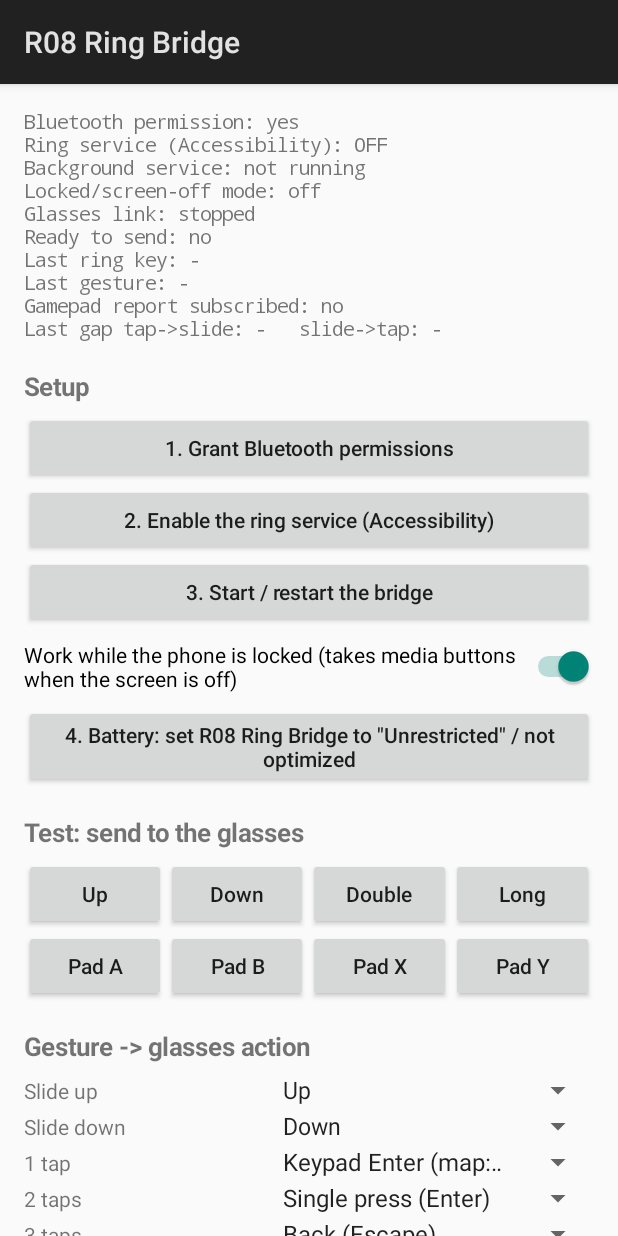
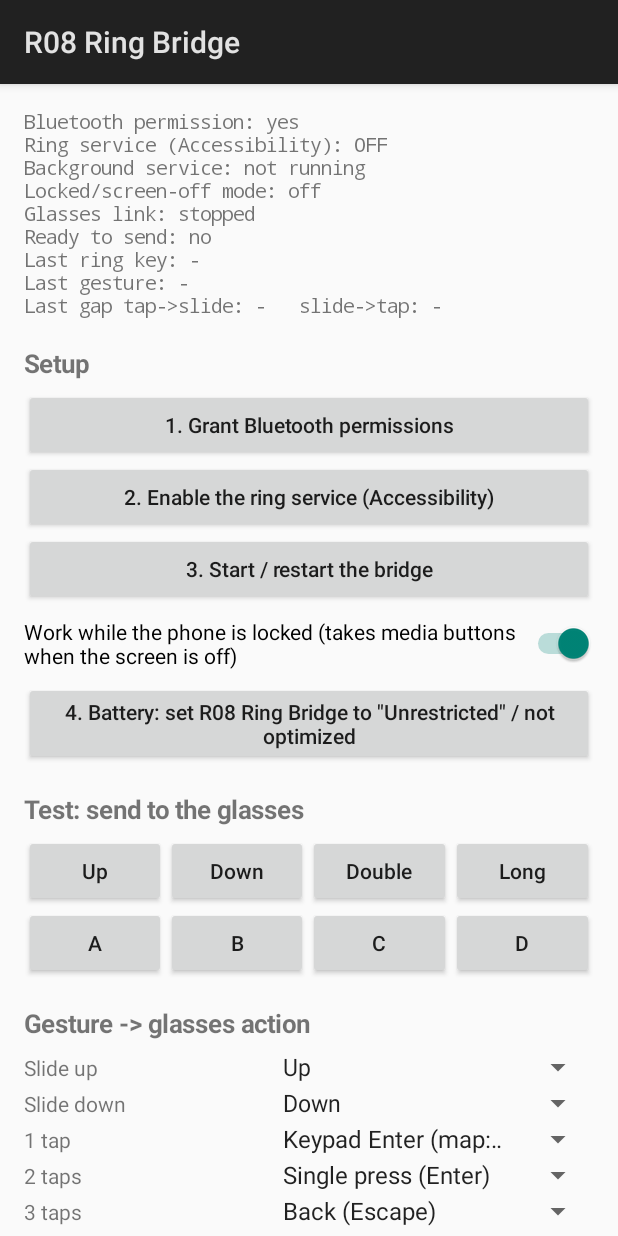
Before and after one commit to HelpGuedes/R08RingBridge, an Android app: the screen it shows after launch (MainActivity), after a tap on "Up", on a phone screen of 412 x 824 dp. Run offline under Robolectric (Android 15) with nearby library versions, the phone set to English and light mode, and no system bars.

Commit message:
Back to the single keyboard report + Button A-H

```diff
--- a/app/src/main/java/com/r08/ringbridge/Action.java
+++ b/app/src/main/java/com/r08/ringbridge/Action.java
@@ -3,10 +3,9 @@ package com.r08.ringbridge;
 /**
  * What the bridge sends to the glasses: one button in one of the bridge's two HID reports.
  *
- * Report 1 (keyboard): bits 0-5 use keys the glasses map by default (arrows, Enter = single
- * press, Esc = back). Bits 6 (Keypad Enter) and 7 (Space) are meant to be mapped in the
- * MemoMind app (e.g. to double press / long press).
- * Report 2 (gamepad): buttons 1-12, which the glasses see as gamepad buttons (BTN_A ...).
+ * One keyboard report. Bits 0-5 use keys the glasses map by default (arrows, Enter = single
+ * press, Esc = back). Bit 6 (Keypad Enter), bit 7 (Space) and bits 8-15 (Button A-H = keys
+ * A-H) have no default meaning: map them in the MemoMind app to the actions you want.
  */
 enum Action {
     NONE("Nothing", 0, -1, false),
@@ -19,18 +18,14 @@ enum Action {
     DOUBLE("Keypad Enter (map: double press)", 1, 6, false),
     LONG_PRESS("Space, held (map: long press)", 1, 7, true),
     LONG_DOUBLE("Keypad Enter, held", 1, 6, true),
-    PAD_A("Gamepad A (button 1)", 2, 0, false),
-    PAD_B("Gamepad B (button 2)", 2, 1, false),
-    PAD_X("Gamepad X (button 3)", 2, 2, false),
-    PAD_Y("Gamepad Y (button 4)", 2, 3, false),
-    PAD_L1("Gamepad L1 (button 5)", 2, 4, false),
-    PAD_R1("Gamepad R1 (button 6)", 2, 5, false),
-    PAD_L2("Gamepad L2 (button 7)", 2, 6, false),
-    PAD_R2("Gamepad R2 (button 8)", 2, 7, false),
-    PAD_SELECT("Gamepad Select (button 9)", 2, 8, false),
-    PAD_START("Gamepad Start (button 10)", 2, 9, false),
-    PAD_THUMBL("Gamepad L3 (button 11)", 2, 10, false),
-    PAD_THUMBR("Gamepad R3 (button 12)", 2, 11, false);
+    BTN_A("Button A", 1, 8, false),
+    BTN_B("Button B", 1, 9, false),
+    BTN_C("Button C", 1, 10, false),
+    BTN_D("Button D", 1, 11, false),
+    BTN_E("Button E", 1, 12, false),
+    BTN_F("Button F", 1, 13, false),
+    BTN_G("Button G", 1, 14, false),
+    BTN_H("Button H", 1, 15, false);
 
     final String label;
     final int report;
--- a/app/src/main/java/com/r08/ringbridge/HidPeripheral.java
+++ b/app/src/main/java/com/r08/ringbridge/HidPeripheral.java
@@ -32,13 +32,13 @@ import java.util.Set;
 import java.util.UUID;
 
 /**
- * The phone as a BLE HID device (HOGP) for the MemoMind glasses, with two input reports:
+ * The phone as a BLE HID keyboard (HOGP device) for the MemoMind glasses.
  *
- * Report 1, keyboard, 1 byte, 8 one-bit keys:
- *   bit0 Up 0x52, bit1 Down 0x51, bit2 Left 0x50, bit3 Right 0x4F,
- *   bit4 Enter 0x28, bit5 Escape 0x29, bit6 Keypad Enter 0x58, bit7 Space 0x2C
- * Report 2, gamepad, 2 bytes: buttons 1-12 (bits 0-11) + 4 padding bits.
- * One-bit variable fields keep it inside the glasses' parser limits (16 usages per field).
+ * One input report (ID 1), 2 bytes, 16 one-bit keys:
+ *   byte 0: bit0 Up 0x52, bit1 Down 0x51, bit2 Left 0x50, bit3 Right 0x4F,
+ *           bit4 Enter 0x28, bit5 Escape 0x29, bit6 Keypad Enter 0x58, bit7 Space 0x2C
+ *   byte 1: bits 8-15 = keys A-H (0x04-0x0B), "Button A-H", no default meaning on the glasses
+ * Two 8-usage fields keep it inside the glasses' parser limits (16 usages per field).
  */
 final class HidPeripheral {
     private static final String TAG = "RingBridgeHid";
@@ -62,7 +62,6 @@ final class HidPeripheral {
     static final UUID BATTERY_LEVEL = uuid16(0x2A19);
 
     static final byte KEYBOARD_REPORT_ID = 1;
-    static final byte GAMEPAD_REPORT_ID = 2;
     static final byte[] REPORT_MAP_BYTES = {
             0x05, 0x01,             // Usage Page (Generic Desktop)
             0x09, 0x06,             // Usage (Keyboard)
@@ -82,23 +81,10 @@ final class HidPeripheral {
             0x75, 0x01,             //   Report Size (1)
             (byte) 0x95, 0x08,      //   Report Count (8)
             (byte) 0x81, 0x02,      //   Input (Data, Variable, Absolute)
-            (byte) 0xC0,            // End Collection
-
-            0x05, 0x01,             // Usage Page (Generic Desktop)
-            0x09, 0x05,             // Usage (Gamepad)
-            (byte) 0xA1, 0x01,      // Collection (Application)
-            (byte) 0x85, GAMEPAD_REPORT_ID, // Report ID (2)
-            0x05, 0x09,             //   Usage Page (Button)
-            0x19, 0x01,             //   Usage Minimum (Button 1)
-            0x29, 0x0C,             //   Usage Maximum (Button 12)
-            0x15, 0x00,             //   Logical Minimum (0)
-            0x25, 0x01,             //   Logical Maximum (1)
-            0x75, 0x01,             //   Report Size (1)
-            (byte) 0x95, 0x0C,      //   Report Count (12)
+            0x19, 0x04,             //   Usage Minimum (A)       bit8
+            0x29, 0x0B,             //   Usage Maximum (H)       bit15
+            (byte) 0x95, 0x08,      //   Report Count (8)
             (byte) 0x81, 0x02,      //   Input (Data, Variable, Absolute)
-            0x75, 0x01,             //   Report Size (1)
-            (byte) 0x95, 0x04,      //   Report Count (4)
-            (byte) 0x81, 0x03,      //   Input (Constant) padding
             (byte) 0xC0             // End Collection
     };
 
@@ -117,12 +103,10 @@ final class HidPeripheral {
     private BluetoothGattServer server;
     private BluetoothLeAdvertiser advertiser;
     private BluetoothGattCharacteristic keyboardReport;
-    private BluetoothGattCharacteristic gamepadReport;
     private final Map<BluetoothGattCharacteristic, byte[]> values = new IdentityHashMap<>();
     private final ArrayDeque<BluetoothGattService> pendingServices = new ArrayDeque<>();
     private final Set<BluetoothDevice> connected = new HashSet<>();
-    private final Set<BluetoothDevice> subscribed = new HashSet<>();        // keyboard report
-    private final Set<BluetoothDevice> subscribedPad = new HashSet<>();     // gamepad report
+    private final Set<BluetoothDevice> subscribed = new HashSet<>();
     private boolean advertising;
     private boolean nameInScanResponse;
     private long busyUntil;
@@ -174,7 +158,6 @@ final class HidPeripheral {
         server = null;
         connected.clear();
         subscribed.clear();
-        subscribedPad.clear();
         setState("stopped");
     }
 
@@ -184,39 +167,36 @@ final class HidPeripheral {
 
     // ------------------------------------------------------------------ sending keys
 
-    /** Press one button of report 1 (keyboard) or 2 (gamepad) for holdMs, then release. Presses never overlap. */
-    void sendKey(final int report, final int bit, final int holdMs) {
-        final boolean pad = report == GAMEPAD_REPORT_ID;
-        if (bit < 0 || bit > (pad ? 11 : 7)) return;
+    /** Press one key (bit 0-15) for holdMs, then release. Presses never overlap. */
+    void sendKey(final int bit, final int holdMs) {
+        if (bit < 0 || bit > 15) return;
         long now = SystemClock.uptimeMillis();
         long pressAt = Math.max(now, busyUntil);
         long releaseAt = pressAt + Math.max(30, holdMs);
         busyUntil = releaseAt + 60;
         handler.postAtTime(new Runnable() {
             @Override public void run() {
-                if (pad) notifyReport(true, new byte[]{(byte) ((1 << bit) & 0xFF), (byte) ((1 << bit) >> 8)});
-                else notifyReport(false, new byte[]{(byte) (1 << bit)});
+                int v = 1 << bit;
+                notifyReport(new byte[]{(byte) (v & 0xFF), (byte) ((v >> 8) & 0xFF)});
             }
         }, pressAt);
         handler.postAtTime(new Runnable() {
-            @Override public void run() { notifyReport(pad, pad ? new byte[]{0, 0} : new byte[]{0}); }
+            @Override public void run() { notifyReport(new byte[]{0, 0}); }
         }, releaseAt);
     }
 
     @SuppressWarnings("deprecation")
-    private void notifyReport(boolean pad, byte[] value) {
-        BluetoothGattCharacteristic ch = pad ? gamepadReport : keyboardReport;
+    private void notifyReport(byte[] value) {
+        BluetoothGattCharacteristic ch = keyboardReport;
         if (server == null || ch == null) {
             if (listener != null) listener.onHidLog("NOT sent: HID server not running");
             return;
         }
         values.put(ch, value);
-        Set<BluetoothDevice> targets = new HashSet<>(pad ? subscribedPad : subscribed);
-        boolean press = false;
-        for (byte b : value) press |= b != 0;
+        Set<BluetoothDevice> targets = new HashSet<>(subscribed);
+        boolean press = value[0] != 0 || value[1] != 0;
         if (listener != null && press) {
-            listener.onHidLog(targets.isEmpty() ? "NOT sent: glasses not subscribed"
-                    : "sent " + (pad ? "gamepad" : "key") + " to glasses");
+            listener.onHidLog(targets.isEmpty() ? "NOT sent: glasses not subscribed" : "sent key to glasses");
         }
         for (BluetoothDevice d : targets) {
             try {
@@ -230,10 +210,6 @@ final class HidPeripheral {
                 setState("Missing Bluetooth permission");
             }
         }
-    }
-
-    boolean isGamepadReady() {
-        return !subscribedPad.isEmpty();
     }
 
     // ------------------------------------------------------------------ GATT database
@@ -258,10 +234,8 @@ final class HidPeripheral {
                 BluetoothGattCharacteristic.PERMISSION_READ_ENCRYPTED | BluetoothGattCharacteristic.PERMISSION_WRITE_ENCRYPTED,
                 new byte[]{0x01})); // report protocol
 
-        keyboardReport = inputReportCharacteristic(new byte[]{0});
-        gamepadReport = inputReportCharacteristic(new byte[]{0, 0});
+        keyboardReport = inputReportCharacteristic(new byte[]{0, 0});
         s.addCharacteristic(keyboardReport);
-        s.addCharacteristic(gamepadReport);
         return s;
     }
 
@@ -274,10 +248,6 @@ final class HidPeripheral {
         c.addDescriptor(new BluetoothGattDescriptor(REPORT_REFERENCE,
                 BluetoothGattDescriptor.PERMISSION_READ_ENCRYPTED));
         return c;
-    }
-
-    private boolean isGamepad(BluetoothGattDescriptor d) {
-        return d.getCharacteristic() == gamepadReport;
     }
 
     private BluetoothGattService buildDeviceInfoService() {
@@ -380,21 +350,21 @@ final class HidPeripheral {
         }
 
         @Override
-        public void onConnectionStateChange(final BluetoothDevice device, int status, final int newState) {
+        public void onConnectionStateChange(final BluetoothDevice device, final int status, final int newState) {
+            if (listener != null) {
+                listener.onHidLog("link " + (newState == BluetoothProfile.STATE_CONNECTED ? "UP" : "DOWN")
+                        + " " + device.getAddress() + " (status " + status + ")");
+            }
             handler.post(new Runnable() {
                 @Override public void run() {
                     if (newState == BluetoothProfile.STATE_CONNECTED) {
                         connected.add(device);
-                        if (wasSubscribed(device)) { // bonded hosts may skip the CCCD writes
-                            subscribed.add(device);
-                            subscribedPad.add(device);
-                        }
+                        if (wasSubscribed(device)) subscribed.add(device); // bonded hosts may skip the CCCD write
                         stopAdvertising();
                         setState("connected: " + describe(device));
                     } else if (newState == BluetoothProfile.STATE_DISCONNECTED) {
                         connected.remove(device);
                         subscribed.remove(device);
-                        subscribedPad.remove(device);
                         setState("disconnected, advertising again");
                         if (connected.isEmpty()) startAdvertising();
                     }
@@ -414,10 +384,9 @@ final class HidPeripheral {
                                             BluetoothGattDescriptor descriptor) {
             byte[] v;
             if (CCCD.equals(descriptor.getUuid())) {
-                Set<BluetoothDevice> set = isGamepad(descriptor) ? subscribedPad : subscribed;
-                v = set.contains(device) ? new byte[]{1, 0} : new byte[]{0, 0};
+                v = subscribed.contains(device) ? new byte[]{1, 0} : new byte[]{0, 0};
             } else if (REPORT_REFERENCE.equals(descriptor.getUuid())) {
-                v = new byte[]{isGamepad(descriptor) ? GAMEPAD_REPORT_ID : KEYBOARD_REPORT_ID, 0x01}; // input report
+                v = new byte[]{KEYBOARD_REPORT_ID, 0x01}; // input report
             } else {
                 v = new byte[0];
             }
@@ -430,18 +399,12 @@ final class HidPeripheral {
                                              boolean responseNeeded, int offset, final byte[] value) {
             if (CCCD.equals(descriptor.getUuid())) {
                 final boolean on = value != null && value.length > 0 && (value[0] & 0x01) != 0;
-                final boolean pad = isGamepad(descriptor);
                 handler.post(new Runnable() {
                     @Override public void run() {
-                        Set<BluetoothDevice> set = pad ? subscribedPad : subscribed;
-                        if (on) set.add(device); else set.remove(device);
-                        if (!pad) rememberSubscription(device, on);
-                        if (!pad) {
-                            setState(on ? "READY: glasses subscribed (" + describe(device) + ")"
-                                    : "glasses unsubscribed");
-                        } else {
-                            setState(state); // refresh UI (gamepad subscription changed)
-                        }
+                        if (on) subscribed.add(device); else subscribed.remove(device);
+                        rememberSubscription(device, on);
+                        setState(on ? "READY: glasses subscribed (" + describe(device) + ")"
+                                : "glasses unsubscribed");
                     }
                 });
             }
--- a/app/src/main/java/com/r08/ringbridge/MainActivity.java
+++ b/app/src/main/java/com/r08/ringbridge/MainActivity.java
@@ -96,10 +96,10 @@ public class MainActivity extends Activity {
         LinearLayout padRow = new LinearLayout(this);
         padRow.setOrientation(LinearLayout.HORIZONTAL);
         root.addView(padRow);
-        testButton(padRow, "Pad A", Action.PAD_A);
-        testButton(padRow, "Pad B", Action.PAD_B);
-        testButton(padRow, "Pad X", Action.PAD_X);
-        testButton(padRow, "Pad Y", Action.PAD_Y);
+        testButton(padRow, "A", Action.BTN_A);
+        testButton(padRow, "B", Action.BTN_B);
+        testButton(padRow, "C", Action.BTN_C);
+        testButton(padRow, "D", Action.BTN_D);
 
         header("Gesture -> glasses action");
         for (int i = 0; i < GestureRecognizer.GESTURES.length; i++) {
@@ -157,7 +157,7 @@ public class MainActivity extends Activity {
                 + "\nReady to send: " + (core.hid.isReady() ? "yes" : "no")
                 + "\nLast ring key: " + core.lastKey
                 + "\nLast gesture: " + core.lastGesture
-                + "\nGamepad report subscribed: " + (core.hid.isGamepadReady() ? "yes" : "no")
+
                 + "\nLast gap tap->slide: " + gap(core.lastTapToSlideMs())
                 + "   slide->tap: " + gap(core.lastSlideToTapMs()));
         if (eventLog != null) eventLog.setText(core.eventLog());
```
Also changed, not shown: app/src/main/java/com/r08/ringbridge/BridgeCore.java (+17 -1 lines), 1 other file.
